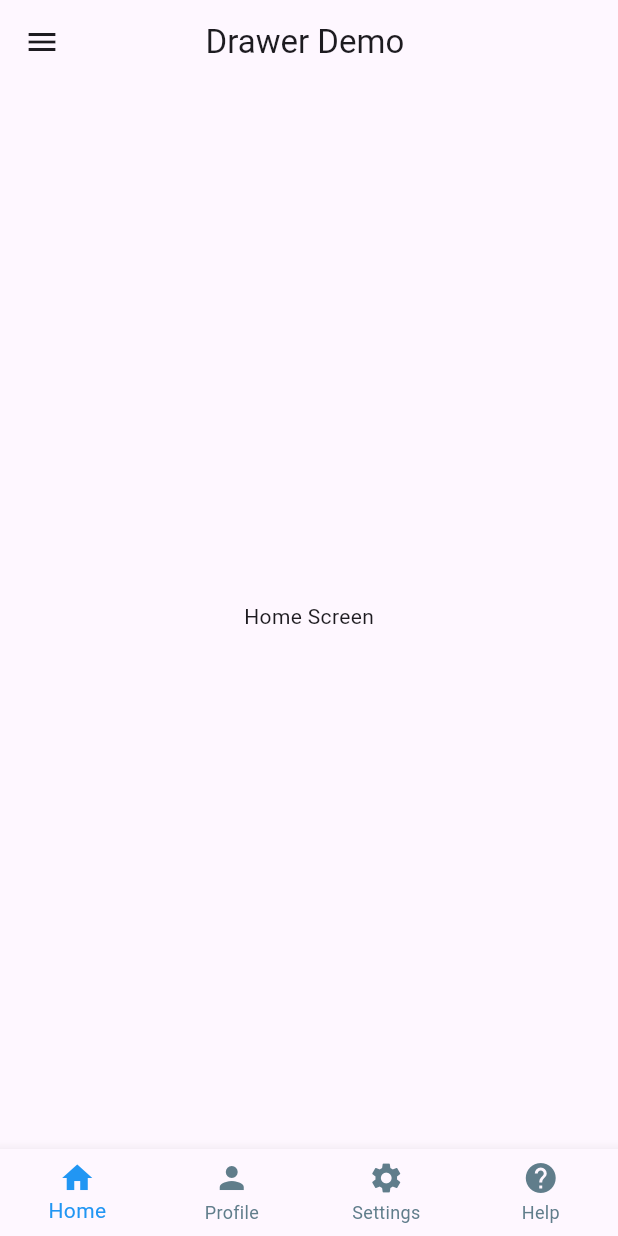
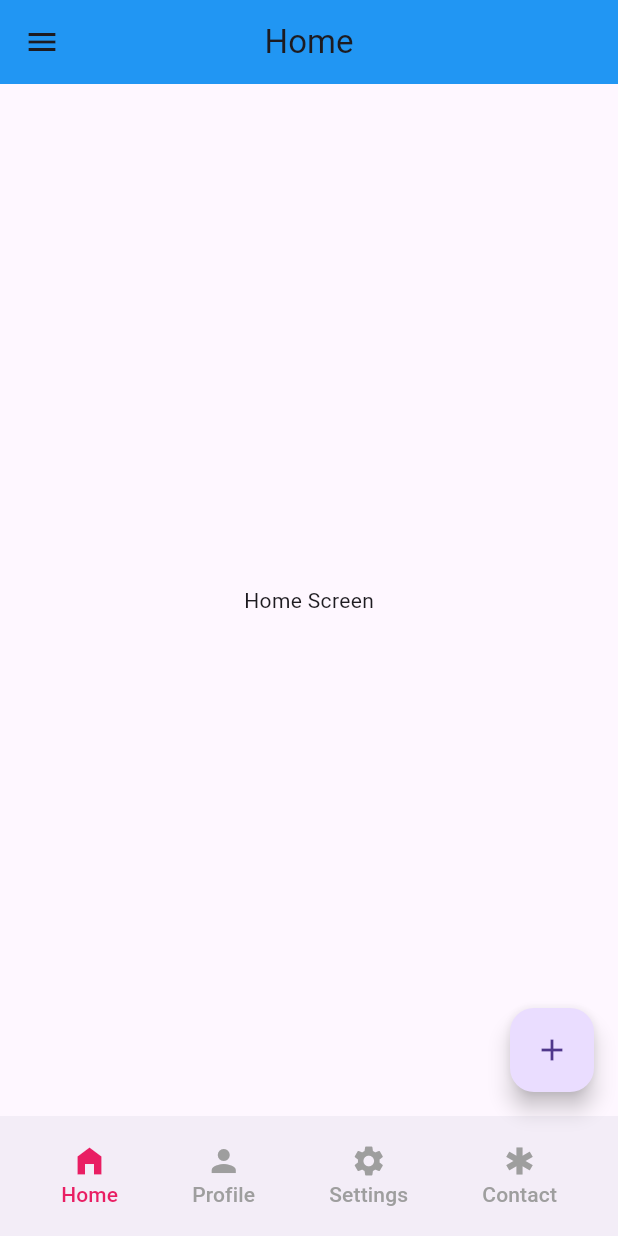
Before and after one commit to sup0808/FlutterDrawerWithBottomNavigation, a Flutter app: the screen it shows after launch, on a phone screen of 412 x 824 dp. Run offline on Flutter 3.47's test engine with Material 3 defaults, Android fonts, the light colour scheme and no system bars.

Commit message:
Implement nav drawer with bottom navigation screen

```diff
--- a/lib/main.dart
+++ b/lib/main.dart
@@ -1,7 +1,7 @@
 import 'package:flutter/material.dart';
+import 'package:flutter_drawer_with_bottomnavigation/views/bottom_nav_screen.dart';
 import 'package:flutter_drawer_with_bottomnavigation/views/contact_screen.dart';
-import 'package:flutter_drawer_with_bottomnavigation/views/help_screen.dart';
-import 'package:flutter_drawer_with_bottomnavigation/views/home_screen.dart';
+import 'package:flutter_drawer_with_bottomnavigation/views/dashboard_screen.dart';
 import 'package:flutter_drawer_with_bottomnavigation/views/nav_drawer_screen.dart';
 import 'package:flutter_drawer_with_bottomnavigation/views/profile_screen.dart';
 import 'package:flutter_drawer_with_bottomnavigation/views/settings_screen.dart';
@@ -17,15 +17,7 @@ class MyApp extends StatelessWidget {
     return MaterialApp(
       debugShowCheckedModeBanner: false,
       title: "Drawer",
-      home: HomePage(),
-      /*initialRoute: "/",
-      routes: {
-        "/": (context)=>HomePage(),
-        "/profile" : (context) => ProfileScreen(),
-        "/settings" : (context) => SettingsScreen(),
-        "/help" : (context) => HelpScreen(),
-        "/contact" : (context) => ContactScreen()
-      },*/
+      home: Fabtabs(selectedIndex: 0,),
     );
   }
 }
@@ -36,48 +28,17 @@ class HomePage extends StatefulWidget {
 }
 
 class _HomePageState extends State<HomePage> {
-  int currentIndexValue = 0;
-  List screensList = [
-    HomeScreen(),
-    ProfileScreen(),
-    SettingsScreen(),
-    HelpScreen()
-
-
-  ];
 
   @override
   Widget build(BuildContext context) {
     return Scaffold(
       appBar: AppBar(
+        backgroundColor: Colors.blue,
         centerTitle: true,
-        title: const Text("Drawer Demo "),
+        title: const Text("Home"),
       ),
-      drawer: Drawer(
-        child: DrawerDemo(),
-      ),
-      body: screensList[currentIndexValue],
-      bottomNavigationBar: BottomNavigationBar(
-        type: BottomNavigationBarType.fixed,
-        onTap: (index){
-          setState(() {
-            currentIndexValue = index;
-          });
-        },
-        selectedItemColor: Colors.blue,
-        unselectedItemColor: Colors.blueGrey,
-        currentIndex: currentIndexValue,
-        items: [
-          BottomNavigationBarItem(
-              icon: Icon(Icons.home), label: "Home", tooltip: "Home"),
-          BottomNavigationBarItem(
-              icon: Icon(Icons.person), label: "Profile", tooltip: "Profile"),
-          BottomNavigationBarItem(
-              icon: Icon(Icons.settings), label: "Settings", tooltip: "Settings"),
-          BottomNavigationBarItem(
-              icon: Icon(Icons.help), label: "Help", tooltip: "Help"),
-        ],
-      ),
+      drawer: DrawerDemo(),
+      body: DashboardScreen(),
     );
   }
 }
--- /dev/null
+++ b/lib/views/bottom_nav_screen.dart
@@ -0,0 +1,187 @@
+import 'package:flutter/cupertino.dart';
+import 'package:flutter/material.dart';
+import 'package:flutter_drawer_with_bottomnavigation/main.dart';
+import 'package:flutter_drawer_with_bottomnavigation/views/contact_screen.dart';
+import 'package:flutter_drawer_with_bottomnavigation/views/help_screen.dart';
+import 'package:flutter_drawer_with_bottomnavigation/views/dashboard_screen.dart';
+import 'package:flutter_drawer_with_bottomnavigation/views/profile_screen.dart';
+import 'package:flutter_drawer_with_bottomnavigation/views/settings_screen.dart';
+
+class Fabtabs extends StatefulWidget {
+  int selectedIndex =0;
+  Fabtabs({required this.selectedIndex});
+
+  @override
+  State<Fabtabs> createState() => _FabtabsState();
+}
+
+class _FabtabsState extends State<Fabtabs> {
+  int currentIndex = 0;
+
+  onItemTapped(int index){
+
+    setState(() {
+      widget.selectedIndex = index;
+      currentIndex = widget.selectedIndex;
+      print("current onItemTapped  selected: ${widget.selectedIndex}");
+      print("current onItemTapped  curreem: $currentIndex");
+    });
+
+  }
+  @override
+  void initState() {
+    print("current init current : $currentIndex");
+    print("current init selectedIndex : ${widget.selectedIndex}");
+   onItemTapped(widget.selectedIndex);
+    super.initState();
+  }
+
+  List screensList = [
+    HomePage(),
+    ProfileScreen(),
+    SettingsScreen(),
+    ContactScreen(),
+    HelpScreen(),
+
+  ];
+
+  final PageStorageBucket bucket = PageStorageBucket();
+
+  @override
+  Widget build(BuildContext context) {
+    print("current Index :$currentIndex");
+    Widget currentScreen = currentIndex  == 0? HomePage() : currentIndex == 1 ?
+    ProfileScreen() : currentIndex ==2 ? SettingsScreen() :  currentIndex ==3 ? ContactScreen() :HelpScreen();
+    print("current Screen :$currentScreen");
+    return Scaffold(
+      body: PageStorage(
+        child: currentScreen,
+        bucket: bucket,
+      ),
+      floatingActionButton: FloatingActionButton(
+        child: Icon(Icons.add),
+        onPressed: (){
+          print("print");
+        },
+      ),
+      bottomNavigationBar: BottomAppBar(
+        shape: CircularNotchedRectangle(),
+        child: Container(
+          height: 60,
+          child: Row(
+            mainAxisAlignment: MainAxisAlignment.spaceAround,
+            children: [
+              MaterialButton(
+                  minWidth: 35,
+                  child: Column(
+                    mainAxisAlignment: MainAxisAlignment.center,
+                    children: [
+                      Icon(
+                        Icons.home_filled,
+                        color: currentIndex == 0 ? Colors.pink : Colors.grey,
+                      ),
+                      Text(
+                        "Home",
+                        style: TextStyle(
+                          color: currentIndex == 0 ? Colors.pink : Colors.grey,
+                        ),
+                      )
+                    ],),
+                  onPressed: (){
+                    setState(() {
+                      currentScreen = HomePage();
+                      currentIndex = 0;
+                    });
+                  }),
+              MaterialButton(
+                  minWidth: 35,
+                  child: Column(
+                    mainAxisAlignment: MainAxisAlignment.center,
+                    children: [
+                      Icon(
+                        Icons.person,
+                        color: currentIndex == 1 ? Colors.pink : Colors.grey,
+                      ),
+                      Text(
+                        "Profile",
+                        style: TextStyle(
+                          color: currentIndex == 1 ? Colors.pink : Colors.grey,
+                        ),
+                      )
+                    ],),
+                  onPressed: (){
+                    setState(() {
+                      currentScreen = ProfileScreen();
+                      currentIndex = 1;
+                    });
+                  }),
+              MaterialButton(
+                  minWidth: 35,
+                  child: Column(
+                    mainAxisAlignment: MainAxisAlignment.center,
+                    children: [
+                      Icon(
+                        Icons.settings,
+                        color: currentIndex == 2 ? Colors.pink : Colors.grey,
+                      ),
+                      Text(
+                        "Settings",
+                        style: TextStyle(
+                          color: currentIndex == 2 ? Colors.pink : Colors.grey,
+                        ),
+                      )
+                    ],),
+                  onPressed: (){
+                    setState(() {
+                      currentScreen = SettingsScreen();
+                      currentIndex = 2;
+                    });
+                  }),
+              MaterialButton(
+                  minWidth: 35,
+                  child: Column(
+                    mainAxisAlignment: MainAxisAlignment.center,
+                    children: [
+                      Icon(
+                        Icons.emergency,
+                        color: currentIndex == 3 ? Colors.pink : Colors.grey,
+                      ),
+                      Text(
+                        "Contact",
+                        style: TextStyle(
+                          color: currentIndex == 3 ? Colors.pink : Colors.grey,
+                        ),
+                      )
+                    ],),
+                  onPressed: (){ setState(() {
+                    currentScreen = ContactScreen();
+                    currentIndex = 3;
+                  });}),
+            /*  MaterialButton(
+                  minWidth: 35,
+                  child: Column(
+                    mainAxisAlignment: MainAxisAlignment.center,
+                    children: [
+                      Icon(
+                        Icons.help,
+                        color: currentIndex == 4 ? Colors.pink : Colors.grey,
+                      ),
+                      Text(
+                        "Contact",
+                        style: TextStyle(
+                          color: currentIndex == 4 ? Colors.pink : Colors.grey,
+                        ),
+                      )
+                    ],),
+                  onPressed: (){ setState(() {
+                    currentScreen = HelpScreen();
+                    currentIndex = 4;
+                  });}),
+*/
+            ],
+          ),
+        ),
+      ),
+    );
+  }
+}
--- a/lib/views/contact_screen.dart
+++ b/lib/views/contact_screen.dart
@@ -1,11 +1,18 @@
 import 'package:flutter/cupertino.dart';
 import 'package:flutter/material.dart';
+import 'package:flutter_drawer_with_bottomnavigation/views/nav_drawer_screen.dart';
 
 class ContactScreen extends StatelessWidget{
   @override
   Widget build(BuildContext context) {
     // TODO: implement build
    return Scaffold(
+     appBar: AppBar(
+       title: Text("Contact"),
+       backgroundColor: Colors.blue,
+       centerTitle: true,
+     ),
+     drawer: DrawerDemo(),
      body: Container(
          alignment : Alignment.center,
          child: Text("Contact Screen")),
--- a/lib/views/home_screen.dart
+++ b/lib/views/dashboard_screen.dart
@@ -1,14 +1,13 @@
 import 'package:flutter/cupertino.dart';
 import 'package:flutter/material.dart';
 
-class HomeScreen extends StatelessWidget{
+class DashboardScreen extends StatelessWidget{
   @override
   Widget build(BuildContext context) {
-   return Scaffold(
-     body: Container(
+   return
+     Container(
          alignment : Alignment.center,
-         child: Text("Home Screen")),
-   );
+         child: Text("Home Screen"));
   }
 
 }
--- a/lib/views/help_screen.dart
+++ b/lib/views/help_screen.dart
@@ -1,11 +1,18 @@
 import 'package:flutter/cupertino.dart';
 import 'package:flutter/material.dart';
+import 'package:flutter_drawer_with_bottomnavigation/views/nav_drawer_screen.dart';
 
 class HelpScreen extends StatelessWidget{
   @override
   Widget build(BuildContext context) {
 
    return Scaffold(
+     drawer: DrawerDemo(),
+     appBar: AppBar(
+       title: Text("Help"),
+       backgroundColor: Colors.blue,
+       centerTitle: true,
+     ),
      body: Container(
          alignment : Alignment.center,
          child: Text("Help Screen")),
--- a/lib/views/nav_drawer_screen.dart
+++ b/lib/views/nav_drawer_screen.dart
@@ -1,8 +1,7 @@
 import 'package:flutter/cupertino.dart';
 import 'package:flutter/material.dart';
 import 'package:flutter/painting.dart';
-import 'package:flutter_drawer_with_bottomnavigation/main.dart';
-import 'package:flutter_drawer_with_bottomnavigation/views/home_screen.dart';
+import 'package:flutter_drawer_with_bottomnavigation/views/bottom_nav_screen.dart';
 
 class DrawerDemo extends StatefulWidget {
   @override
@@ -12,9 +11,12 @@ class DrawerDemo extends StatefulWidget {
 class _DrawerDemoState extends State<DrawerDemo> {
   @override
   Widget build(BuildContext context) {
-    return ListView(
+    return Drawer(
+      backgroundColor: Colors.white,
+      child: ListView(
         children: [
          const DrawerHeader(
+
             child: Text(
               "Supriya Gupta",
               style: TextStyle(fontSize: 25),
@@ -24,7 +26,7 @@ class _DrawerDemoState extends State<DrawerDemo> {
                bottomLeft: Radius.circular(1.0),
                bottomRight: Radius.circular(1.0)
              ),
-           color: Colors.white,
+             //color: Colors.white,
              image: DecorationImage(image: AssetImage('assets/user.jpg'))
            ),
 
@@ -33,38 +35,39 @@ class _DrawerDemoState extends State<DrawerDemo> {
             leading: Icon(Icons.home),
             title: Text("Home"),
             onTap: () {
-            Navigator.pushReplacement(context, MaterialPageRoute(builder: (context) => HomeScreen()));
+              Navigator.pushReplacement(context, MaterialPageRoute(builder: (context) => Fabtabs(selectedIndex : 0)));
             },
           ),
           ListTile(
             leading: Icon(Icons.person),
             title: Text("Profile"),
             onTap: () {
-            Navigator.pushReplacement(context, MaterialPageRoute(builder: (context) => HomeScreen()));
+              Navigator.pushReplacement(context, MaterialPageRoute(builder: (context) => Fabtabs(selectedIndex : 1)));
             },
           ),
           ListTile(
             leading: Icon(Icons.settings),
             title: Text("Settings"),
             onTap: () {
-            Navigator.pushReplacement(context, MaterialPageRoute(builder: (context) => HomeScreen()));
+              Navigator.pushReplacement(context, MaterialPageRoute(builder: (context) => Fabtabs(selectedIndex : 2)));
             },
           ),
           ListTile(
             leading: Icon(Icons.contact_emergency),
             title: Text("Contact"),
             onTap: () {
-            Navigator.pushReplacement(context, MaterialPageRoute(builder: (context) => HomeScreen()));
+              Navigator.pushReplacement(context, MaterialPageRoute(builder: (context) => Fabtabs(selectedIndex : 3)));
             },
           ),
           ListTile(
             title: Text("Help"),
             leading: Icon(Icons.help),
             onTap: () {
-            Navigator.pushReplacement(context, MaterialPageRoute(builder: (context) => HomeScreen()));
+              Navigator.pushReplacement(context, MaterialPageRoute(builder: (context) => Fabtabs(selectedIndex: 4,)));
             },
           ),
         ],
+      ),
     );
   }
 }
--- a/lib/views/profile_screen.dart
+++ b/lib/views/profile_screen.dart
@@ -1,10 +1,17 @@
 import 'package:flutter/cupertino.dart';
 import 'package:flutter/material.dart';
+import 'package:flutter_drawer_with_bottomnavigation/views/nav_drawer_screen.dart';
 
 class ProfileScreen extends StatelessWidget{
   @override
   Widget build(BuildContext context) {
    return Scaffold(
+     appBar: AppBar(
+       title: Text("Profile"),
+       backgroundColor: Colors.blue,
+       centerTitle: true,
+     ),
+     drawer: DrawerDemo(),
      body: Container(
          alignment : Alignment.center,
          child: Text("Profile Screen")),
--- a/lib/views/settings_screen.dart
+++ b/lib/views/settings_screen.dart
@@ -1,10 +1,17 @@
 import 'package:flutter/cupertino.dart';
 import 'package:flutter/material.dart';
+import 'package:flutter_drawer_with_bottomnavigation/views/nav_drawer_screen.dart';
 
 class SettingsScreen extends StatelessWidget{
   @override
   Widget build(BuildContext context) {
    return Scaffold(
+     appBar: AppBar(
+       title: Text("Settings"),
+       backgroundColor: Colors.blue,
+       centerTitle: true,
+     ),
+     drawer: DrawerDemo(),
      body: Container(
          alignment : Alignment.center,
          child: Text("Settings Screen")),
--- a/pubspec.yaml
+++ b/pubspec.yaml
@@ -56,11 +56,11 @@ flutter:
   # The following line ensures that the Material Icons font is
   # included with your application, so that you can use the icons in
   # the material Icons class.
-  #uses-material-design: true
+  uses-material-design: true
 
   # To add assets to your application, add an assets section, like this:
-   assets:
-     - assets/images/
+  assets:
+    - assets/images/
 
 
   # An image asset can refer to one or more resolution-specific "variants", see
```
Lines whose indentation alone changed are shown as unchanged.
